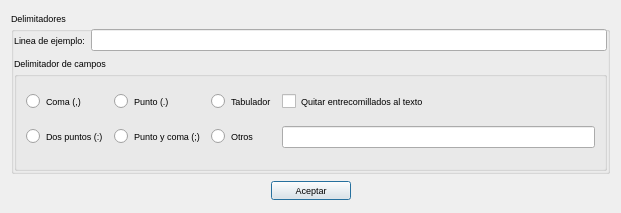
Above: separador.ui from kapyderi/recoverdrake-v3 before the change. Below: the same form after it.
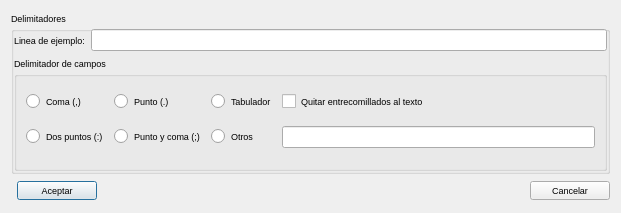
That is the form after the change. Icons and pictures are not drawn.

The edit to the form file:
```diff
--- a/separador.ui
+++ b/separador.ui
@@ -23,24 +23,21 @@
     <normaloff>:/Imagenes/configure.png</normaloff>:/Imagenes/configure.png</iconset>
   </property>
   <layout class="QGridLayout" name="gridLayout">
-   <item row="1" column="0">
-    <spacer name="horizontalSpacer">
-     <property name="orientation">
-      <enum>Qt::Horizontal</enum>
-     </property>
-     <property name="sizeHint" stdset="0">
-      <size>
-       <width>251</width>
-       <height>20</height>
-      </size>
-     </property>
-    </spacer>
-   </item>
    <item row="1" column="1">
     <widget class="QPushButton" name="pushButton">
      <property name="text">
       <string>Aceptar</string>
      </property>
+     <property name="icon">
+      <iconset resource="recoverdrake.qrc">
+       <normaloff>:/Imagenes/good.png</normaloff>:/Imagenes/good.png</iconset>
+     </property>
+     <property name="iconSize">
+      <size>
+       <width>25</width>
+       <height>25</height>
+      </size>
+     </property>
     </widget>
    </item>
    <item row="1" column="2">
@@ -56,7 +53,24 @@
      </property>
     </spacer>
    </item>
-   <item row="0" column="0" colspan="3">
+   <item row="1" column="3">
+    <widget class="QPushButton" name="pushButton_2">
+     <property name="text">
+      <string>Cancelar</string>
+     </property>
+     <property name="icon">
+      <iconset resource="recoverdrake.qrc">
+       <normaloff>:/Imagenes/bad.png</normaloff>:/Imagenes/bad.png</iconset>
+     </property>
+     <property name="iconSize">
+      <size>
+       <width>25</width>
+       <height>25</height>
+      </size>
+     </property>
+    </widget>
+   </item>
+   <item row="0" column="0" colspan="4">
     <widget class="QGroupBox" name="groupBox">
      <property name="maximumSize">
       <size>
```
